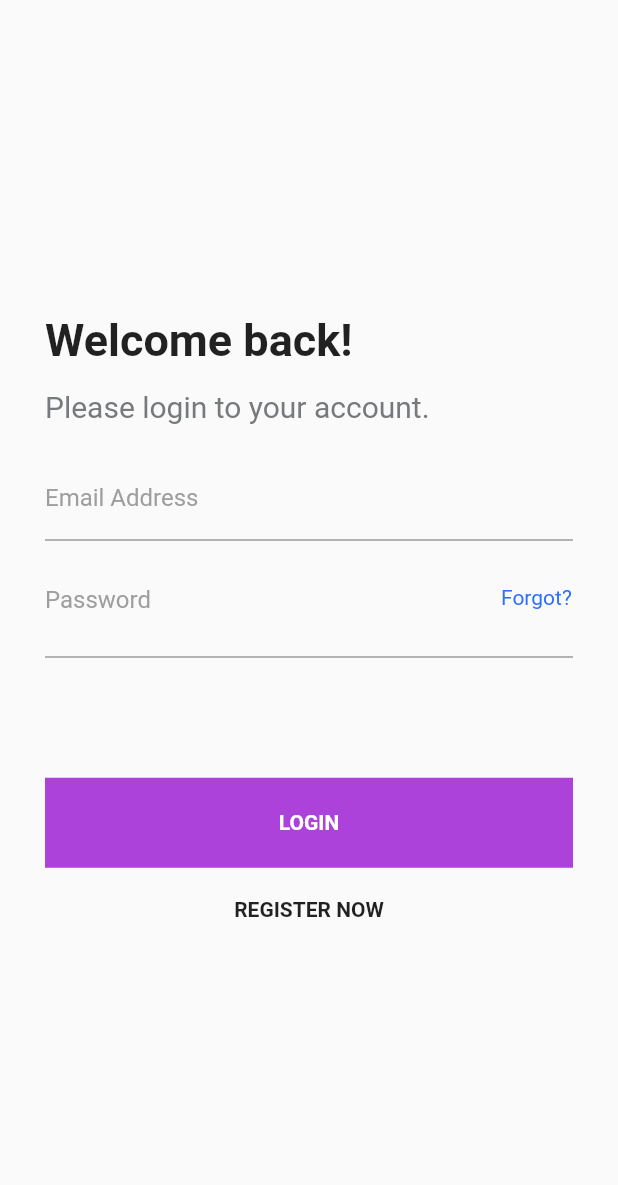
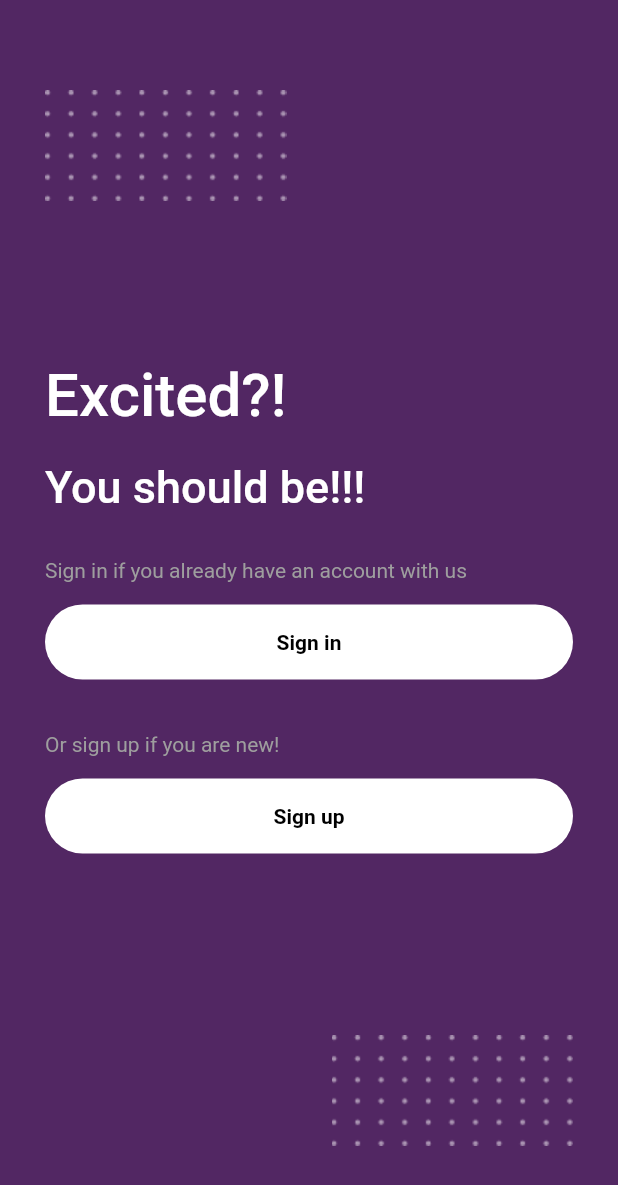
Before and after one commit to BashirYesufu/Flutter-Login-Screens, a Flutter app: the screen it shows after launch, on a phone screen of 412 x 824 dp. Shown: the top 1185 px of the screen. Run offline on Flutter 3.47's test engine with Material 2 defaults, Android fonts, the phone set to English and light mode, and no system bars.

Commit message:
Laid out the components for the laughing emoji screen

```diff
--- a/kobo_login_screens/lib/main.dart
+++ b/kobo_login_screens/lib/main.dart
@@ -1,5 +1,6 @@
 import 'package:flutter/material.dart';
 import 'package:kobo_login_screens/screens/easy_peasy.dart';
+import 'package:kobo_login_screens/screens/laughing_emoji.dart';
 import 'package:kobo_login_screens/screens/twitch.dart';
 
 void main() => runApp(const MyApp());
@@ -11,10 +12,11 @@ class MyApp extends StatelessWidget {
   @override
   Widget build(BuildContext context) {
     return MaterialApp(
-      initialRoute: Twitch.id,
+      initialRoute: LaughingEmoji.id,
       routes: {
         EasyPeasy.id: (context) => EasyPeasy(),
         Twitch.id: (context) => Twitch(),
+        LaughingEmoji.id: (context) => LaughingEmoji(),
       },
     );
   }
--- /dev/null
+++ b/kobo_login_screens/lib/screens/laughing_emoji.dart
@@ -0,0 +1,114 @@
+import 'package:flutter/material.dart';
+
+class LaughingEmoji extends StatefulWidget {
+  static const String id = 'laughing_emoji';
+  const LaughingEmoji({Key? key}) : super(key: key);
+
+  @override
+  _LaughingEmojiState createState() => _LaughingEmojiState();
+}
+
+class _LaughingEmojiState extends State<LaughingEmoji> {
+  @override
+  Widget build(BuildContext context) {
+    return Scaffold(
+      backgroundColor: Color(0xFF522763),
+      body: Container(
+        padding: EdgeInsets.symmetric(vertical: 60.0, horizontal: 30.0),
+        child: Column(
+          mainAxisAlignment: MainAxisAlignment.spaceBetween,
+          crossAxisAlignment: CrossAxisAlignment.start,
+          children: [
+            Image.asset('images/dots.png'),
+
+            Column(
+              crossAxisAlignment: CrossAxisAlignment.start,
+              children: [
+                Text(
+                  'Excited?!',
+                  style: TextStyle(
+                    color: Colors.white,
+                    fontWeight: FontWeight.w500,
+                    fontSize: 40.0,
+                  ),
+                ),
+
+                SizedBox(height: 20.0,),
+
+                Text(
+                  'You should be!!!',
+                  style: TextStyle(
+                    color: Colors.white,
+                    fontWeight: FontWeight.w500,
+                    fontSize: 30.0,
+                  ),
+                ),
+
+                SizedBox(height: 30.0,),
+
+                Text(
+                  'Sign in if you already have an account with us',
+                  style: TextStyle(color: Colors.grey),
+                ),
+
+                Padding(
+                  padding: const EdgeInsets.symmetric(vertical: 15.0),
+                  child: Material(
+                    color: Colors.white,
+                    borderRadius: BorderRadius.circular(30.0),
+                    child: MaterialButton(
+                      onPressed: () {},
+                      minWidth: double.infinity,
+                      height: 50.0,
+                      child: Text(
+                        'Sign in',
+                        style: TextStyle(
+                          color: Colors.black,
+                          fontWeight: FontWeight.bold,
+                        ),
+                      ),
+                    ),
+                  ),
+                ),
+
+                SizedBox(height: 20.0,),
+
+                Text(
+                  'Or sign up if you are new!',
+                  style: TextStyle(color: Colors.grey),
+                ),
+
+                Padding(
+                  padding: const EdgeInsets.symmetric(vertical: 15.0),
+                  child: Material(
+                    color: Colors.white,
+                    borderRadius: BorderRadius.circular(30.0),
+                    child: MaterialButton(
+                      onPressed: () {},
+                      minWidth: double.infinity,
+                      height: 50.0,
+                      child: Text(
+                        'Sign up',
+                        style: TextStyle(
+                          color: Colors.black,
+                          fontWeight: FontWeight.bold,
+                        ),
+                      ),
+                    ),
+                  ),
+                ),
+              ],
+            ),
+
+            Row(
+              children: [
+                Spacer(),
+                Image.asset('images/dots.png'),
+              ],
+            ),
+          ],
+        ),
+      ),
+    );
+  }
+}
--- a/kobo_login_screens/pubspec.yaml
+++ b/kobo_login_screens/pubspec.yaml
@@ -58,8 +58,8 @@ flutter:
   uses-material-design: true
 
   # To add assets to your application, add an assets section, like this:
-  # assets:
-  #   - images/a_dot_burr.jpeg
+  assets:
+  - images/
   #   - images/a_dot_ham.jpeg
 
   # An image asset can refer to one or more resolution-specific "variants", see
```
Also changed, not shown: kobo_login_screens/images/dots.png (added).
